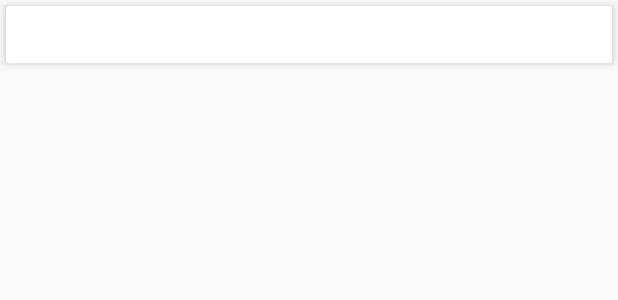
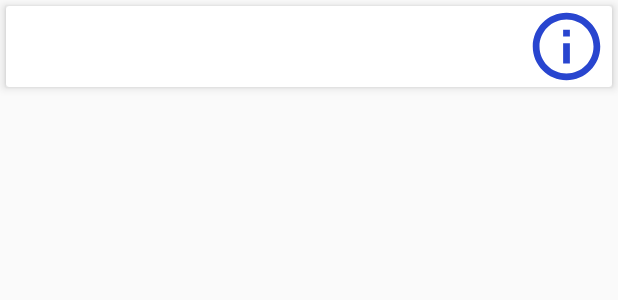
Before and after one commit to pusheco/pushe-android-studio-sample, an Android app: the layout list_item.xml on its own in the app's theme, with its tools: preview values and no code run, on a phone screen of 412 x 824 dp. Shown: the top 300 px of the screen. Run offline under Robolectric (Android 15) with nearby library versions, the phone set to English and light mode, and no system bars.

Commit message:
Added item info for each action

```diff
--- a/app/build.gradle
+++ b/app/build.gradle
@@ -12,6 +12,7 @@ android {
         targetSdkVersion 28
         versionCode 12
         versionName "1.6.3"
+        vectorDrawables.useSupportLibrary = true
     }
     buildTypes {
         release {
--- /dev/null
+++ b/app/src/main/res/drawable/ic_action_name.xml
@@ -0,0 +1,5 @@
+<vector android:height="24dp" android:tint="#2845CF"
+    android:viewportHeight="24.0" android:viewportWidth="24.0"
+    android:width="24dp" xmlns:android="http://schemas.android.com/apk/res/android">
+    <path android:fillColor="#FF000000" android:pathData="M11,17h2v-6h-2v6zM12,2C6.48,2 2,6.48 2,12s4.48,10 10,10 10,-4.48 10,-10S17.52,2 12,2zM12,20c-4.41,0 -8,-3.59 -8,-8s3.59,-8 8,-8 8,3.59 8,8 -3.59,8 -8,8zM11,9h2L13,7h-2v2z"/>
+</vector>
--- a/app/src/main/res/layout/activity_main.xml
+++ b/app/src/main/res/layout/activity_main.xml
@@ -21,7 +21,7 @@
         android:id="@+id/list"
         android:layout_width="match_parent"
         android:layout_height="0dp"
-        android:layout_weight="7"/>
+        android:layout_weight="7.5"/>
 
     <ScrollView
         android:id="@+id/statusContainer"
@@ -29,7 +29,7 @@
         android:layout_width="match_parent"
         android:layout_height="0dp"
         android:background="@color/blue"
-        android:layout_weight="3">
+        android:layout_weight="2.5">
 
         <TextView
             android:id="@+id/status"
--- a/app/src/main/res/layout/list_item.xml
+++ b/app/src/main/res/layout/list_item.xml
@@ -3,15 +3,29 @@
     xmlns:app="http://schemas.android.com/apk/res-auto"
     app:cardElevation="4dp"
     android:layout_margin="4dp"
+    android:padding="4dp"
     android:layout_width="match_parent"
     android:layout_height="wrap_content">
 
-    <TextView
-        android:id="@+id/text"
-        android:padding="8dp"
-        android:gravity="center"
-        android:textSize="16sp"
-        android:textColor="@color/blue"
+    <LinearLayout
         android:layout_width="match_parent"
-        android:layout_height="wrap_content" />
+        android:layout_height="wrap_content"
+        android:weightSum="10">
+        <TextView
+            android:id="@+id/text"
+            android:padding="16dp"
+            android:gravity="center"
+            android:textSize="16sp"
+            android:textColor="@color/blue"
+            android:layout_width="0dp"
+            android:layout_weight="8.5"
+            android:layout_height="wrap_content" />
+
+        <ImageView
+            android:id="@+id/info"
+            android:layout_width="0dp"
+            android:layout_weight="1.5"
+            android:layout_height="match_parent"
+            app:srcCompat="@drawable/ic_action_name"/>
+    </LinearLayout>
 </android.support.v7.widget.CardView>
```
Also changed, not shown: app/src/main/java/co/ronash/pushesample/as/activities/MainActivity.java (+15 -17 lines).
